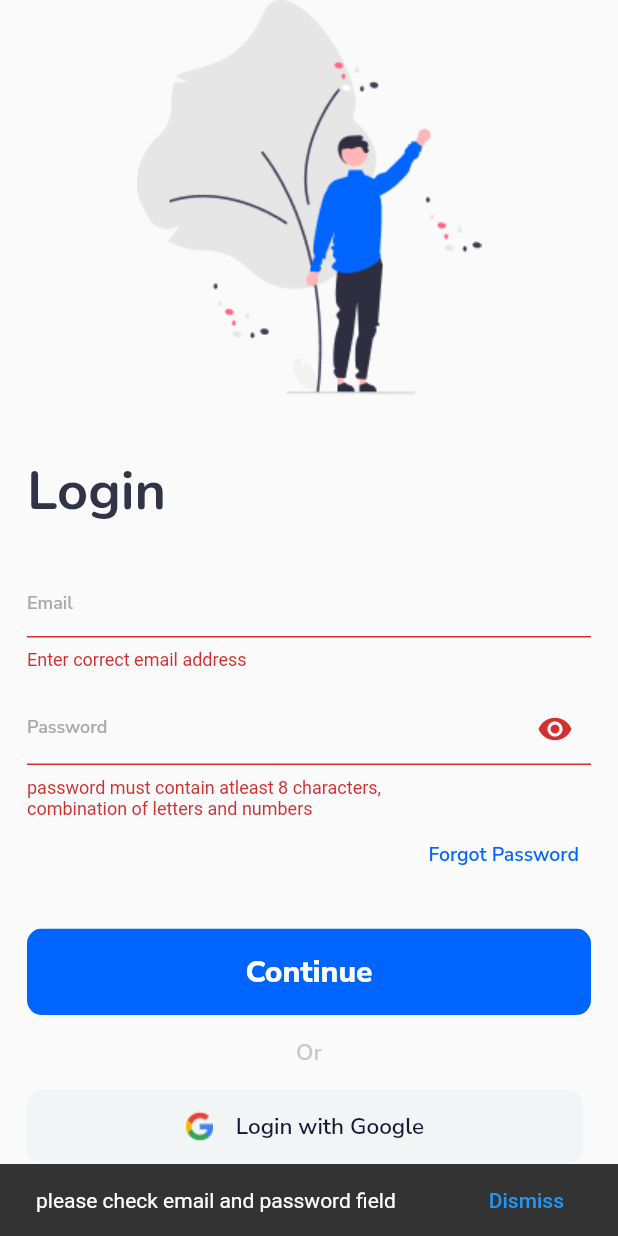
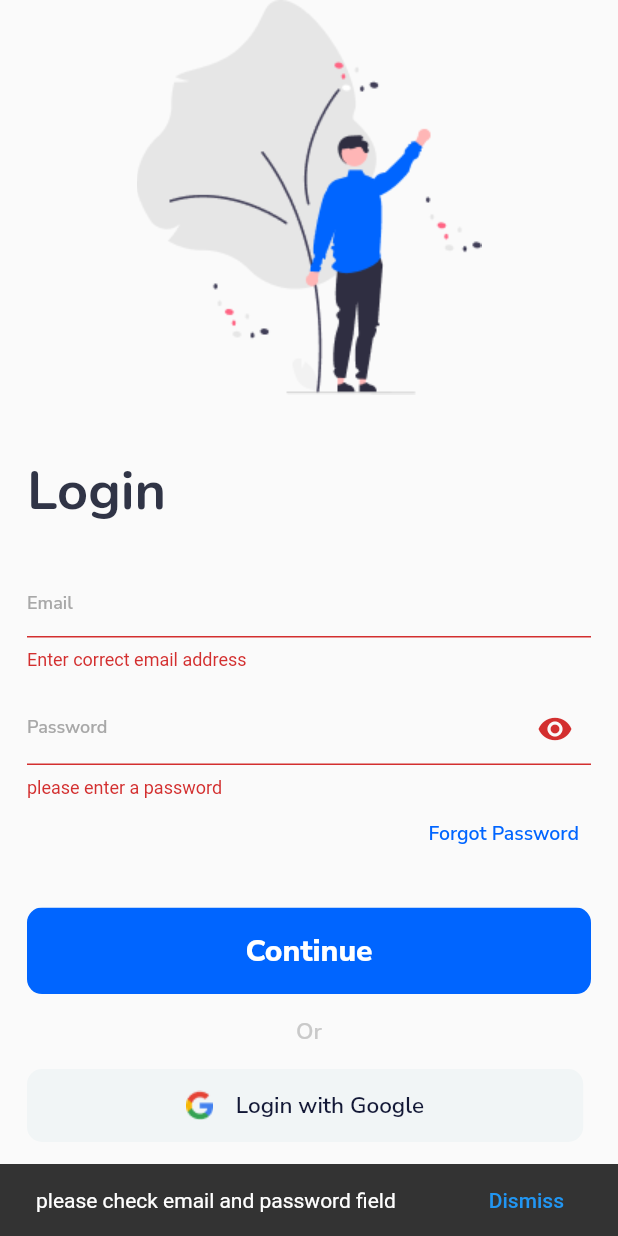
Before and after one commit to Motunrayooo/vnicom_login_ui, a Flutter app: the screen it shows after launch, after a tap on "Continue", on a phone screen of 412 x 824 dp. Run offline on Flutter 3.47's test engine with Material 2 defaults, Android fonts, the phone set to English and light mode, and no system bars; our stand-ins replace flutter_toggle_tab, google_fonts.

Commit message:
vnicom ui

```diff
--- a/lib/pages/login_page.dart
+++ b/lib/pages/login_page.dart
@@ -19,6 +19,26 @@ class _LoginPageState extends State<LoginPage> {
   final TextEditingController _passwordController = TextEditingController();
   final _validation = GlobalKey<FormState>();
   bool visibility = true;
+
+  String _validatePassword(String? value) {
+    if (value == null || value.isEmpty) {
+      return "please enter a password";
+    } else if (value.length < 8) {
+      return "password must be 8 character long";
+    } else if (!_containLettersAndNumbers(value)) {
+      return "password must contain both letters and numbers";
+    } else {
+      return "password accepted";
+    }
+  }
+
+  bool _containLettersAndNumbers(String value) {
+    final letters = RegExp(r'[a-zA-Z]');
+    final numbers = RegExp(r'[0-9]');
+    return letters.hasMatch(value) &&
+        numbers.hasMatch(value) &&
+        value.length >= 8;
+  }
 
   @override
   Widget build(BuildContext context) {
@@ -79,11 +99,10 @@ class _LoginPageState extends State<LoginPage> {
                       controller: _passwordController,
                       validator: (password) {
                         if (password!.isEmpty ||
-                            RegExp(r'^(?=.?[A-Z])(?=.?[a-z])(?=.?[0-9])(?=.?[!@#\$&*~]).{8}$')
-                                .hasMatch(password)) {
-                          return "password must contain atleast 8 characters,\ncombination of letters and numbers";
+                            !_containLettersAndNumbers(password)) {
+                          return _validatePassword(password);
                         } else {
-                          return null;
+                          null;
                         }
                       },
                       hintText: "Password",
@@ -103,14 +122,11 @@ class _LoginPageState extends State<LoginPage> {
                     ReUseAbleButton(
                         label: "Continue",
                         onPress: () {
-                          _validation.currentState!.validate();
-                          if (_emailController.text.isNotEmpty &&
-                              _passwordController.text.isNotEmpty &&
-                              _passwordController.text.length >= 8) {
+                          if (_validation.currentState!.validate()) {
                             Navigator.push(
                               context,
                               MaterialPageRoute(
-                                builder: (context) => PaymentPage(),
+                                builder: (context) => const PaymentPage(),
                               ),
                             );
                           } else {
```
Also changed, not shown: pubspec.yaml (+8 -8 lines).
